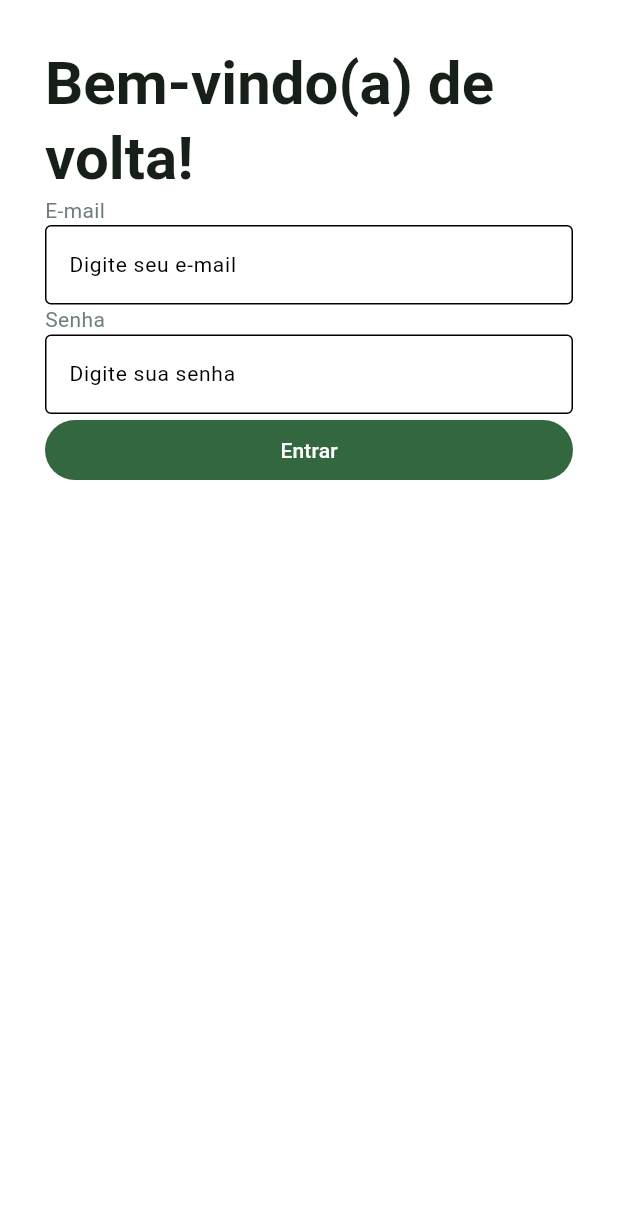
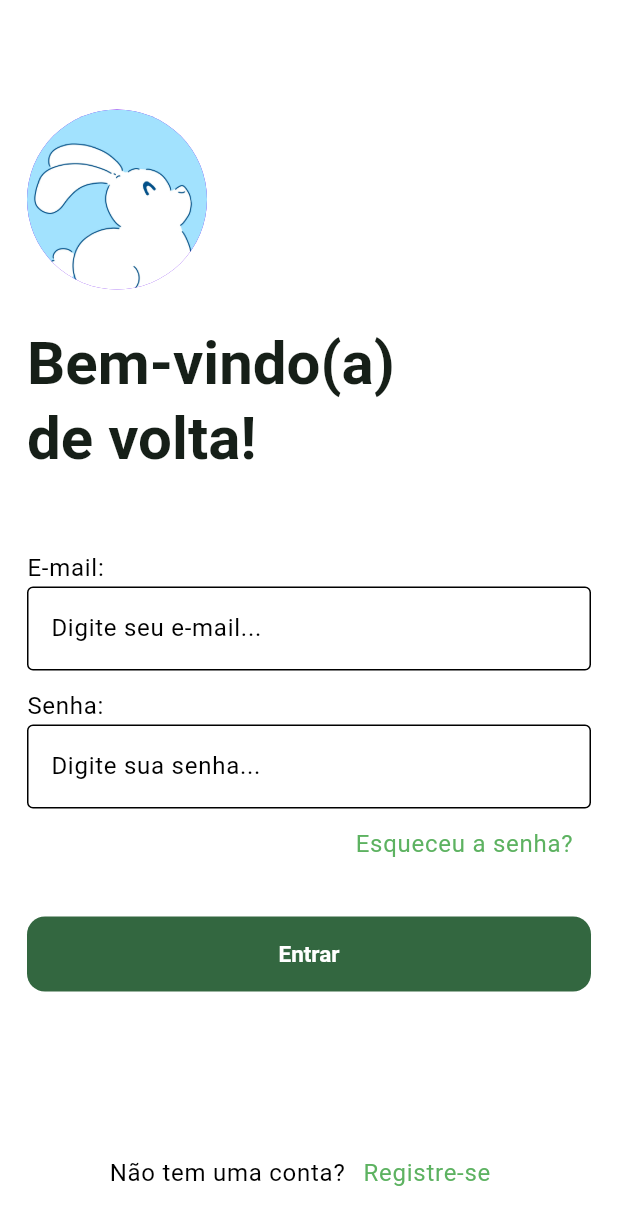
Before and after one commit to BenTech-CE/classhub-app, a Flutter app: the screen it shows after launch, on a phone screen of 412 x 824 dp. Shown: the top 1225 px of the screen. Run offline on Flutter 3.47's test engine with Material 3 defaults, Android fonts, the phone set to English and light mode, and no system bars; missing offline and left inert: mmkv; Roboto replaces fonts that are missing (Poppins).

Commit message:
Tela de login aprimorada

```diff
--- a/lib/core/theme/buttons.dart
+++ b/lib/core/theme/buttons.dart
@@ -34,6 +34,7 @@ class AppButtonsTheme {
 
   static TextButtonThemeData textButtonTheme = TextButtonThemeData(
     style: OutlinedButton.styleFrom(
+      splashFactory: NoSplash.splashFactory,
       shape: const RoundedRectangleBorder(
           borderRadius: BorderRadius.all(Radius.circular(sBorderRadius))),
       foregroundColor: cColorPrimary,
--- a/lib/core/theme/colors.dart
+++ b/lib/core/theme/colors.dart
@@ -16,6 +16,7 @@ const cColorGray3 = Color.fromARGB(255, 191, 196, 198);
 const cColorGray4 = Color.fromARGB(255, 230, 231, 232);
 
 const cColorTextWhite = Color(0xFFFFFFFF);
+const cColorTextBlack = Color.fromARGB(255, 0, 0, 0);
 const cColorText1 = Color.fromARGB(255, 22, 31, 24);
 const cColorText2 = Color.fromARGB(255, 40, 49, 43);
 const cColorText3 = Color.fromARGB(255, 66, 72, 68);
--- a/lib/core/theme/sizes.dart
+++ b/lib/core/theme/sizes.dart
@@ -1,4 +1,4 @@
-const sPadding = 30.0;
+const sPadding = 18.0;
 const sPadding2 = 24.0;
 const sBorderRadius = 12.0;
 const sButtonHeight = 15.0;
--- a/lib/core/theme/texts.dart
+++ b/lib/core/theme/texts.dart
@@ -46,8 +46,8 @@ class AppTextTheme {
       fontWeight: FontWeight.w400,
     ),
     bodyLarge: TextStyle(
-      fontSize: 14,
-      color: cColorGray2,
+      fontSize: 16,
+      color: cColorTextBlack,
       fontWeight: FontWeight.w400,
     ),
     labelMedium: TextStyle(
--- a/lib/main.dart
+++ b/lib/main.dart
@@ -1,5 +1,5 @@
 import 'package:classhub/core/theme/theme.dart';
-import 'package:classhub/views/auth/login/LoginView.dart';
+import 'package:classhub/views/auth/login/login_view.dart';
 import 'package:flutter/material.dart';
 import 'package:mmkv/mmkv.dart';
 
--- a/lib/views/auth/login/LoginView.dart
+++ /dev/null
@@ -1,41 +0,0 @@
-import 'package:flutter/cupertino.dart';
-import 'package:flutter/material.dart';
-import 'package:classhub/core/theme/sizes.dart';
-
-class LoginView extends StatelessWidget {
-  const LoginView({super.key});
-
-  @override
-  Widget build(BuildContext context) {
-    return Scaffold(
-      body: Container(
-        padding: const EdgeInsets.all(sPadding),
-        child: Column(
-          crossAxisAlignment: CrossAxisAlignment.stretch,
-          children: [
-            // img
-            Text(
-              "Bem-vindo(a) de volta!",
-              style: Theme.of(context).textTheme.headlineLarge?.copyWith(fontSize: 40),
-            ),
-            Text(
-              "E-mail",
-              style: Theme.of(context).textTheme.bodyMedium,
-            ),
-            TextField(
-              decoration: InputDecoration(border: OutlineInputBorder(), hintText: "Digite seu e-mail"),
-            ),
-            Text(
-              "Senha",
-              style: Theme.of(context).textTheme.bodyMedium,
-            ),
-            TextField(
-              decoration: InputDecoration(border: OutlineInputBorder(), hintText: "Digite sua senha"),
-            ),
-            FilledButton(onPressed: () {}, child: const Text("Entrar"))
-          ],
-        ),
-      ),
-    );
-  }
-}
--- /dev/null
+++ b/lib/views/auth/login/login_view.dart
@@ -0,0 +1,76 @@
+import 'package:classhub/core/theme/colors.dart';
+import 'package:flutter/material.dart';
+import 'package:classhub/core/theme/sizes.dart';
+import 'package:classhub/core/theme/buttons.dart';
+
+class LoginView extends StatelessWidget {
+  const LoginView({super.key});
+
+  @override
+  Widget build(BuildContext context) {
+    return Scaffold(
+      body: Container(
+        padding: const EdgeInsets.fromLTRB(sPadding, sPadding + 55, sPadding, sPadding),
+        child: Column(
+          crossAxisAlignment: CrossAxisAlignment.start,
+          children: [
+            const CircleAvatar(
+              backgroundImage: AssetImage("assets/logo/logo.jpeg"),
+              radius: 60
+            ),
+            const SizedBox(height: 24),
+            Text(
+              "Bem-vindo(a)\nde volta!",
+              style: Theme.of(context).textTheme.headlineLarge?.copyWith(fontSize: 40),
+            ),
+            const SizedBox(height: 50),
+            Text(
+              "E-mail:",
+              style: Theme.of(context).textTheme.bodyLarge,
+            ),
+            const TextField(
+              decoration: InputDecoration(
+                border: OutlineInputBorder(),
+                hintText: "Digite seu e-mail..."
+              ),
+            ),
+            const SizedBox(height: 12),
+            Text(
+              "Senha:",
+              style: Theme.of(context).textTheme.bodyLarge,
+            ),
+            const TextField(
+              decoration: InputDecoration(
+                border: OutlineInputBorder(),
+                hintText: "Digite sua senha..."
+              ),
+            ),
+            SizedBox(
+              width: double.maxFinite,
+              child: Column(
+                crossAxisAlignment: CrossAxisAlignment.end,
+                children: [
+                  TextButton(onPressed: () {}, child: Text("Esqueceu a senha?", style: Theme.of(context).textTheme.bodyLarge?.copyWith(color: cColorSecond)))
+                ]
+              )
+            ),
+            const SizedBox(height: 24),
+            SizedBox(
+              width: double.maxFinite,
+              height: 50,
+              child: ElevatedButton(onPressed: () {}, child: const Text("Entrar"))
+            ),
+            const Spacer(),
+            Row(
+              mainAxisAlignment: MainAxisAlignment.center,
+              children: [
+                Text("Não tem uma conta?", style: Theme.of(context).textTheme.bodyLarge),
+                TextButton(onPressed: () {}, child: Text("Registre-se", style: Theme.of(context).textTheme.bodyLarge?.copyWith(color: cColorSecond)))
+              ],
+            )
+          ],
+        ),
+      ),
+    );
+  }
+}
--- a/pubspec.yaml
+++ b/pubspec.yaml
@@ -59,6 +59,9 @@ flutter:
   # the material Icons class.
   uses-material-design: true
 
+  assets:
+    - assets/logo/
+
   # To add assets to your application, add an assets section, like this:
   # assets:
   #   - images/a_dot_burr.jpeg
```
Also changed, not shown: assets/logo/logo.jpeg (added).
